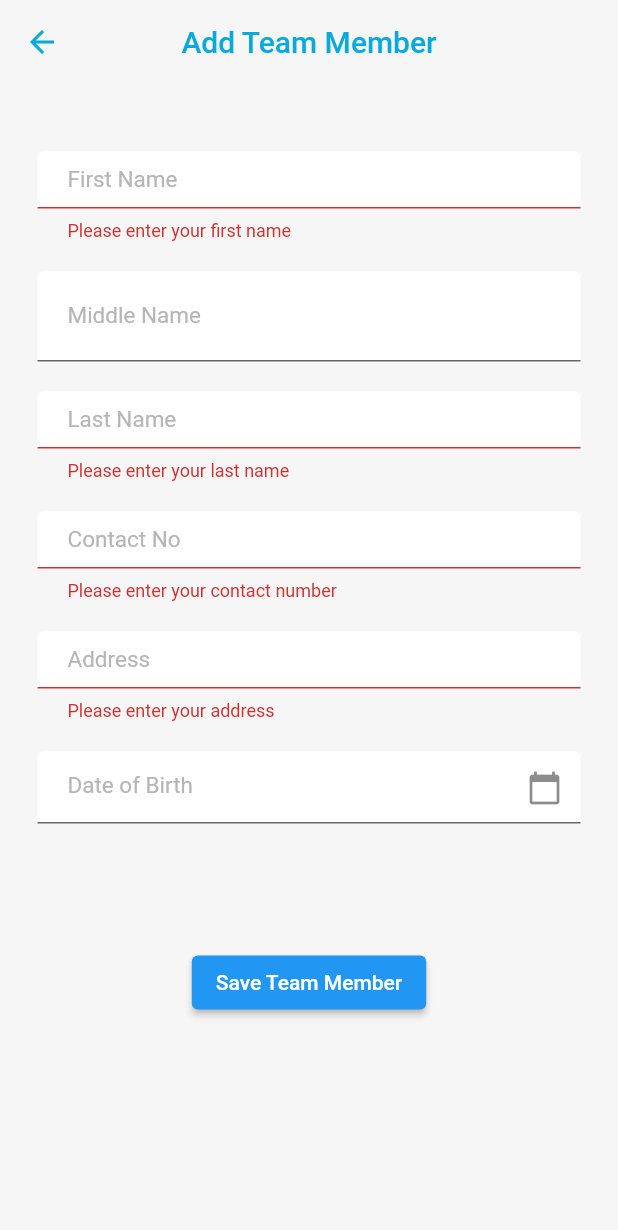
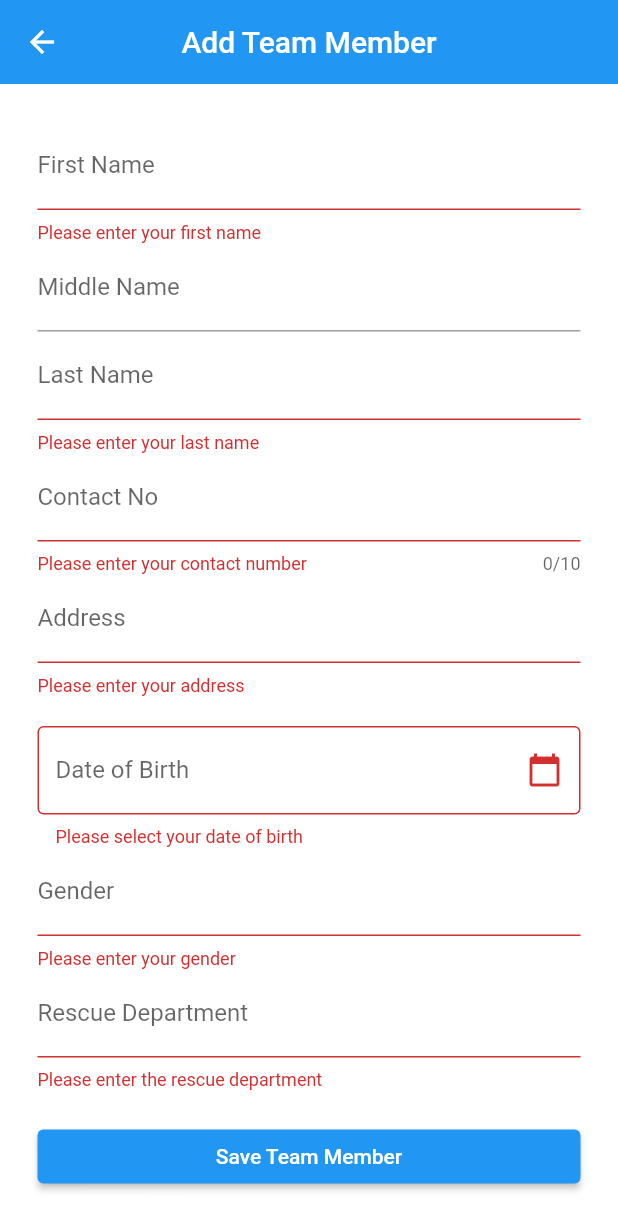
Before and after one commit to Anushastha/EnterpriseProject, a Flutter app: the AddTeam screen opened by its route, after a tap on "Save Team Member", on a phone screen of 412 x 824 dp. Shown: the top 1230 px of the screen. Run offline on Flutter 3.47's test engine with Material 2 defaults, Android fonts, the phone set to English and light mode, and no system bars; our stand-ins replace cloud_firestore, dio, firebase_auth, firebase_core, firebase_database, fluttertoast and 7 more; missing offline and left inert: control_style; accounts and stored records are empty; project files that could hold a hidden picture were left out.

```diff
--- a/enterprise_project/lib/features/rescueTeam/addTeam.dart
+++ b/enterprise_project/lib/features/rescueTeam/addTeam.dart
@@ -1,11 +1,6 @@
 import 'package:cloud_firestore/cloud_firestore.dart';
 import 'package:flutter/material.dart';
-import 'package:enterprise_project/custom/theme.dart';
 import 'package:intl/intl.dart';
-
-import '../../custom/button/custom_dropdown.dart';
-import '../../custom/textfield/custom_dateTime.dart';
-import '../../custom/textfield/custom_textfield.dart';
 
 class AddTeam extends StatefulWidget {
   final VoidCallback? onTeamMemberAdded;
@@ -23,13 +18,13 @@ class _AddTeamState extends State<AddTeam> {
   TextEditingController lastNameController = TextEditingController();
   TextEditingController contactNoController = TextEditingController();
   TextEditingController addressController = TextEditingController();
-  TextEditingController _dob = TextEditingController();
-  String? selectedDepartment;
-  String? selectedGender;
+  TextEditingController dobController = TextEditingController();
+  TextEditingController genderController = TextEditingController();
+  TextEditingController rescueDepartmentController = TextEditingController();
 
   @override
   void initState() {
-    _dob.text = ""; // Set the initial value of the text field
+    dobController.text = ""; // Set the initial value of the date of birth text field
     super.initState();
   }
 
@@ -46,10 +41,10 @@ class _AddTeamState extends State<AddTeam> {
         'lastName': lastNameController.text,
         'contactNo': contactNoController.text,
         'address': addressController.text,
-        'dob': _dob.text,
-        'gender': selectedGender,
+        'dob': dobController.text,
+        'gender': genderController.text,
         'role': 'Rescue',
-        'rescueDepartment': selectedDepartment,
+        'rescueDepartment': rescueDepartmentController.text,
       });
 
       // Show success dialog
@@ -96,27 +91,23 @@ class _AddTeamState extends State<AddTeam> {
   @override
   Widget build(BuildContext context) {
     return Scaffold(
-      backgroundColor: CustomTheme.backgroundColor,
+      backgroundColor: Colors.white,
       appBar: AppBar(
         elevation: 0.0,
         centerTitle: true,
         title: Text('Add Team Member'),
-        backgroundColor: CustomTheme.backgroundColor,
-        foregroundColor: CustomTheme.blue,
       ),
       body: SingleChildScrollView(
         child: Padding(
           padding: EdgeInsets.all(25.0),
+          child: Form(
+            key: form,
             child: Column(
               crossAxisAlignment: CrossAxisAlignment.stretch,
               children: [
-              Form(
-                key: form,
-                child: Column(
-                  children: [
-                    CustomTextField(
+                TextFormField(
                   controller: firstNameController,
-                      lableText: 'First Name',
+                  decoration: InputDecoration(labelText: 'First Name'),
                   validator: (value) {
                     if (value == null || value.isEmpty) {
                       return 'Please enter your first name';
@@ -124,14 +115,14 @@ class _AddTeamState extends State<AddTeam> {
                     return null;
                   },
                 ),
-                    CustomTextField(
+                TextFormField(
                   controller: middleNameController,
-                      lableText: 'Middle Name',
+                  decoration: InputDecoration(labelText: 'Middle Name'),
                   // Add validation logic for middle name if required
                 ),
-                    CustomTextField(
+                TextFormField(
                   controller: lastNameController,
-                      lableText: 'Last Name',
+                  decoration: InputDecoration(labelText: 'Last Name'),
                   validator: (value) {
                     if (value == null || value.isEmpty) {
                       return 'Please enter your last name';
@@ -139,9 +130,10 @@ class _AddTeamState extends State<AddTeam> {
                     return null;
                   },
                 ),
-                    CustomTextField(
+                TextFormField(
+                  maxLength: 10,
                   controller: contactNoController,
-                      lableText: 'Contact No',
+                  decoration: InputDecoration(labelText: 'Contact No'),
                   keyboardType: TextInputType.phone,
                   validator: (value) {
                     if (value == null || value.isEmpty) {
@@ -150,9 +142,9 @@ class _AddTeamState extends State<AddTeam> {
                     return null;
                   },
                 ),
-                    CustomTextField(
+                TextFormField(
                   controller: addressController,
-                      lableText: 'Address',
+                  decoration: InputDecoration(labelText: 'Address'),
                   validator: (value) {
                     if (value == null || value.isEmpty) {
                       return 'Please enter your address';
@@ -161,79 +153,70 @@ class _AddTeamState extends State<AddTeam> {
                   },
                 ),
                 SizedBox(height: 20.0),
-                    CustomDateTime(
-                      controller: _dob,
+                TextFormField(
+                  controller: dobController,
+                  readOnly: true,
+                  decoration: InputDecoration(
+                    labelText: 'Date of Birth',
+                    suffixIcon: IconButton(
+                      icon: Icon(Icons.calendar_today),
                       onPressed: () async {
                         DateTime? pickedDate = await showDatePicker(
                           context: context,
                           initialDate: DateTime.now(),
-                            firstDate: DateTime(
-                                2000), //DateTime.now() - not to allow to choose before today.
-                            lastDate: DateTime(2028));
-                        DateFormat date = DateFormat(
-                            "yyyy-MM-dd");
-                        FocusScope.of(context)
-                            .requestFocus(new FocusNode());
-                        validator:
-                            (value) {
+                          firstDate: DateTime(1900),
+                          lastDate: DateTime.now(),
+                        );
+                        if (pickedDate != null) {
+                          setState(() {
+                            dobController.text =
+                                DateFormat('yyyy-MM-dd').format(pickedDate);
+                          });
+                        }
+                      },
+                    ),
+                    border: OutlineInputBorder(),
+                  ),
+                  validator: (value) {
                     if (value == null || value.isEmpty) {
-                            return "Date is required";
+                      return 'Please select your date of birth';
                     }
                     return null;
-                        };
+                  },
+                  onTap: () async {
+                    DateTime? pickedDate = await showDatePicker(
+                      context: context,
+                      initialDate: DateTime.now(),
+                      firstDate: DateTime(1900),
+                      lastDate: DateTime.now(),
+                    );
                     if (pickedDate != null) {
-                          print(pickedDate);
-                          String formattedDate =
-                          DateFormat('yyyy-MM-dd')
-                              .format(pickedDate);
-                          print(formattedDate);
                       setState(() {
-                            _dob.text = formattedDate;
+                        dobController.text = DateFormat('yyyy-MM-dd').format(pickedDate);
                       });
-                        } else {
-                          print("Date is not selected");
                     }
-
                   },
                 ),
-                    SizedBox(height: 20.0),
-                    // CustomDropDown(
-                    //     lableText: "Gender",
-                    //     hint: "Select Gender",
-                    //     dropdownItems: ['Male', 'Female', 'Others'],
-                    //     validator: (value) {
-                    //       if (value == null || value.isEmpty) {
-                    //         return "Gender is required";
-                    //       }
-                    //       return null;
-                    //     },
-                    //     onChanged: (value) {
-                    //       setState(() {
-                    //         selectedGender = value;
-                    //       });
-                    //     }),
-                    SizedBox(height: 30.0),
-                    // CustomDropDown(
-                    //     lableText: "Rescue Department",
-                    //     hint: "Select department",
-                    //     dropdownItems: [
-                    //       'Mountain Rescue',
-                    //       'Research',
-                    //       'Water Rescue',
-                    //       'Control Team',
-                    //       'First Aid',
-                    //     ],
-                    //     validator: (value) {
-                    //       if (value == null || value.isEmpty) {
-                    //         return "Department is required";
-                    //       }
-                    //       return null;
-                    //     },
-                    //     onChanged: (value) {
-                    //       setState(() {
-                    //         selectedDepartment = value;
-                    //       });
-                    //     }),
+                TextFormField(
+                      controller: genderController,
+                      decoration: InputDecoration(labelText: 'Gender'),
+                      validator: (value) {
+                        if (value == null || value.isEmpty) {
+                          return 'Please enter your gender';
+                        }
+                        return null;
+                      },
+                    ),
+                TextFormField(
+                  controller: rescueDepartmentController,
+                  decoration: InputDecoration(labelText: 'Rescue Department'),
+                  validator: (value) {
+                    if (value == null || value.isEmpty) {
+                      return 'Please enter the rescue department';
+                    }
+                    return null;
+                  },
+                ),
                 SizedBox(height: 20.0),
                 ElevatedButton(
                   onPressed: () {
@@ -246,8 +229,6 @@ class _AddTeamState extends State<AddTeam> {
               ],
             ),
           ),
-            ],
-          ),
         ),
       ),
     );
```
Also changed, not shown: enterprise_project/lib/features/rescueTeam/map.dart (added, +215 -0 lines), enterprise_project/lib/features/rescueTeam/rescueDash.dart (+8 -1 lines), enterprise_project/lib/features/user/screens/register.dart (+6 -35 lines). Lines whose indentation alone changed are shown as unchanged.
